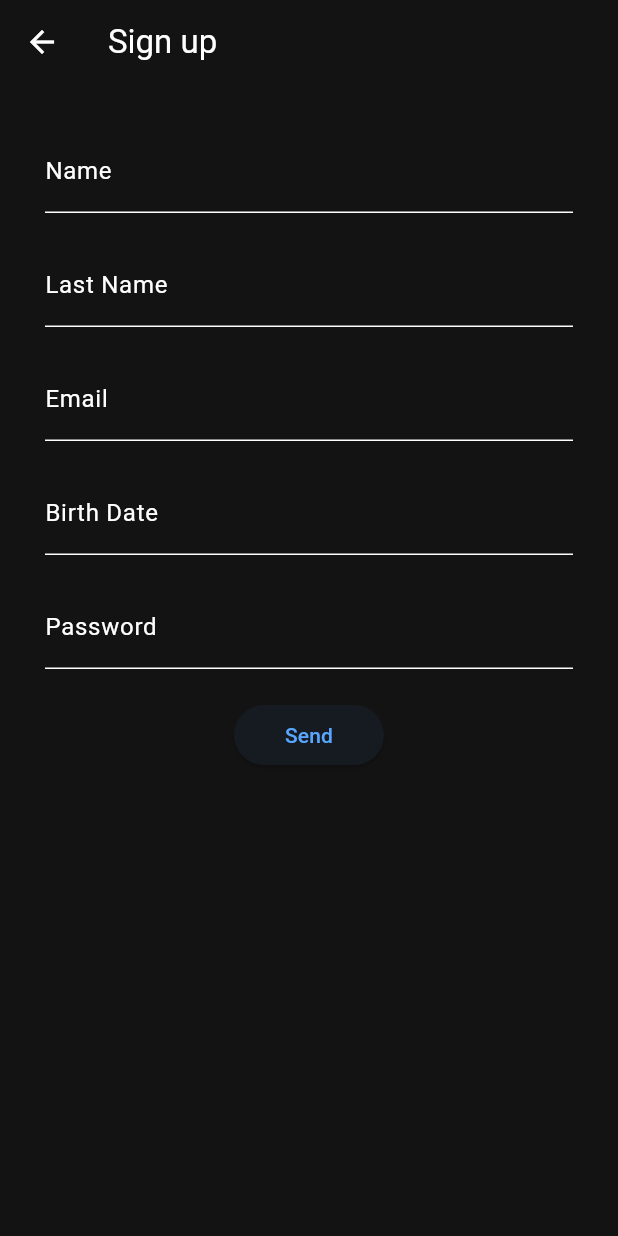
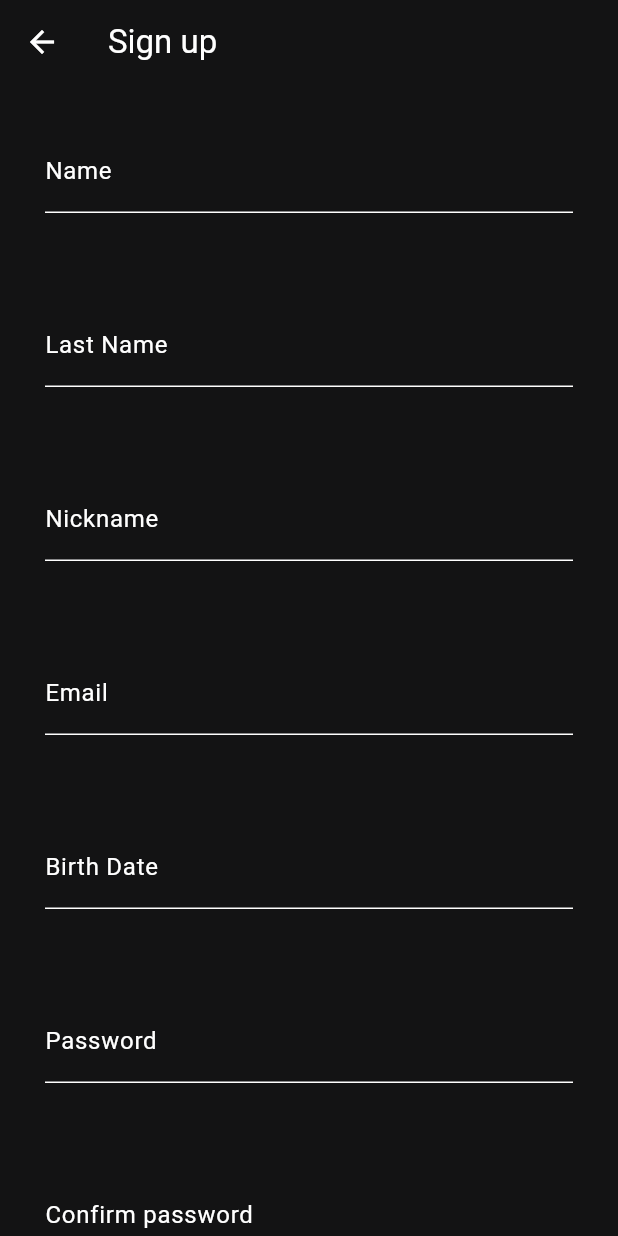
Before and after one commit to ondrey-16/Voice-Looper-Mobile-App, a Flutter app: the SignUpPage screen opened by its route, on a phone screen of 412 x 824 dp. Run offline on Flutter 3.47's test engine with Material 3 defaults, Android fonts, the light colour scheme and no system bars; our stand-ins replace go_router.

Commit message:
Modified sign up page

```diff
--- a/vocal_looper_app/lib/sign_up_page.dart
+++ b/vocal_looper_app/lib/sign_up_page.dart
@@ -16,32 +16,55 @@ class SignUpPage extends StatelessWidget {
         child: ListView(
           padding: EdgeInsets.all(30),
           children: [
-            TextFormField(decoration: InputDecoration(labelText: 'Name')),
-            SizedBox(height: 20),
-            TextFormField(decoration: InputDecoration(labelText: 'Last Name')),
-            SizedBox(height: 20),
-            TextFormField(
+            SeparatedWidget(
+              widget: TextFormField(
+                decoration: InputDecoration(labelText: 'Name'),
+              ),
+            ),
+            SeparatedWidget(
+              widget: TextFormField(
+                decoration: InputDecoration(labelText: 'Last Name'),
+              ),
+            ),
+            SeparatedWidget(
+              widget: TextFormField(
+                decoration: InputDecoration(labelText: 'Nickname'),
+              ),
+            ),
+            SeparatedWidget(
+              widget: TextFormField(
                 decoration: InputDecoration(labelText: 'Email'),
                 keyboardType: TextInputType.emailAddress,
               ),
-            SizedBox(height: 20),
+            ),
             /*TODO Change birth date form field*/
-            TextFormField(
+            SeparatedWidget(
+              widget: TextFormField(
                 decoration: InputDecoration(labelText: 'Birth Date'),
                 keyboardType: TextInputType.datetime,
               ),
-            SizedBox(height: 20),
-            TextFormField(
+            ),
+            SeparatedWidget(
+              widget: TextFormField(
                 decoration: InputDecoration(labelText: 'Password'),
                 obscureText: true,
               ),
-            SizedBox(height: 20),
+            ),
+            SeparatedWidget(
+              widget: TextFormField(
+                decoration: InputDecoration(labelText: 'Confirm password'),
+                obscureText: true,
+              ),
+            ),
             Center(
               child: SizedBox(
-                width: 100,
+                width: 90,
                 child: ElevatedButton(
                   onPressed: () => context.go('/'),
-                  child: Text('Send'),
+                  child: Text(
+                    'Send',
+                    style: TextStyle(fontSize: 18, color: Colors.white),
+                  ),
                 ),
               ),
             ),
@@ -51,3 +74,12 @@ class SignUpPage extends StatelessWidget {
     );
   }
 }
+
+class SeparatedWidget extends StatelessWidget {
+  final Widget widget;
+  const SeparatedWidget({super.key, required this.widget});
+  @override
+  Widget build(BuildContext context) {
+    return Padding(padding: EdgeInsets.only(bottom: 60), child: widget);
+  }
+}
```
Lines whose indentation alone changed are shown as unchanged.
